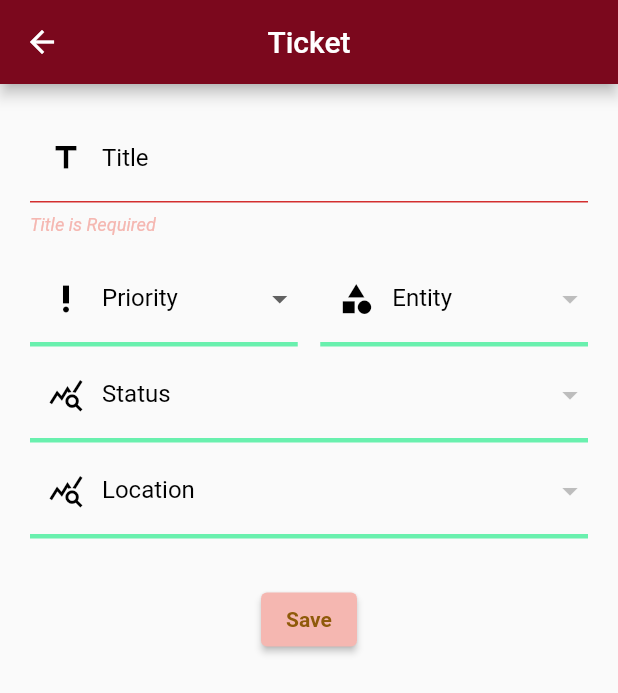
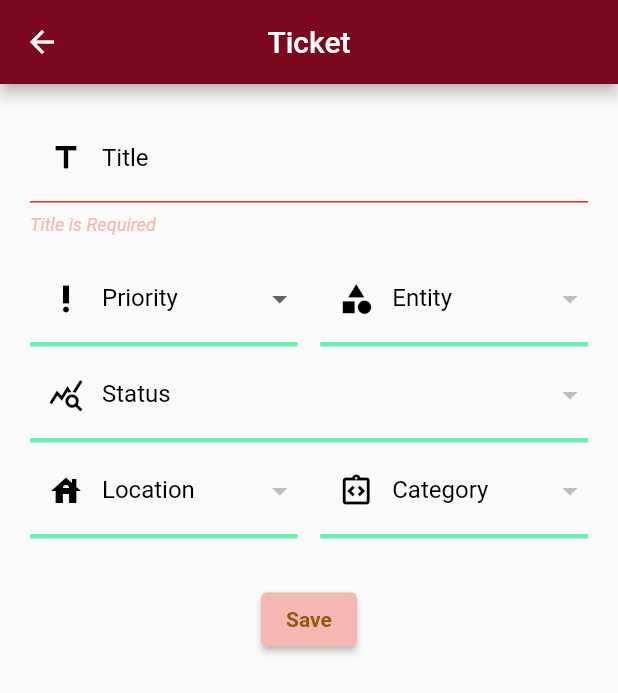
Before and after one commit to itsmng/mobileapp, a Flutter app: the DetailTicket screen opened directly with empty values, after a tap on "Save", on a phone screen of 412 x 824 dp. Shown: the top 693 px of the screen. Run offline on Flutter 3.47's test engine with Material 2 defaults, Android fonts, the phone set to English and light mode, and no system bars; our stand-ins replace charts_flutter, rflutter_alert, shared_preferences; missing offline and left inert: regexed_validator; accounts and stored records are empty; network calls fail.

Commit message:
ITIL category dropdown with coherent data

```diff
--- a/lib/UI/detail_ticket.dart
+++ b/lib/UI/detail_ticket.dart
@@ -6,6 +6,7 @@ import 'package:mobileapp/common/message.dart';
 import 'package:mobileapp/form_fields.dart/button.dart';
 import 'package:mobileapp/form_fields.dart/form_fields_ticket.dart';
 import 'package:mobileapp/models/entity.dart';
+import 'package:mobileapp/models/itil_category.dart';
 import 'package:mobileapp/models/location.dart';
 import 'package:mobileapp/models/special_status.dart';
 import 'package:mobileapp/models/tickets_model.dart';
@@ -42,6 +43,9 @@ class _DetailTicketState extends State<DetailTicket> {
   Map<int, String> listLocations = {};
   late String selectedLocation;
 
+  Map<int, String> listITILCategory = {};
+  late String selectedITILCategory;
+
   Map<int, String> listPriority = {
     1: "Very low",
     2: "Low",
@@ -53,7 +57,7 @@ class _DetailTicketState extends State<DetailTicket> {
   late String selectedPriority;
 
   List<DropdownMenuItem<String>> get dropdownPriority {
-    List<DropdownMenuItem<String>> menuItems = [
+    List<DropdownMenuItem<String>> menuItem = [
       const DropdownMenuItem(value: "Very low", child: Text("Very low")),
       const DropdownMenuItem(value: "Low", child: Text("Low")),
       const DropdownMenuItem(value: "Medium", child: Text("Medium")),
@@ -61,7 +65,7 @@ class _DetailTicketState extends State<DetailTicket> {
       const DropdownMenuItem(value: "Very high", child: Text("Very high")),
       const DropdownMenuItem(value: "Major", child: Text("Major")),
     ];
-    return menuItems;
+    return menuItem;
   }
 
   @override
@@ -71,10 +75,12 @@ class _DetailTicketState extends State<DetailTicket> {
     selectedStatus = widget.ticket.statusValue.toString();
     selectedEntity = widget.ticket.entity.toString();
     selectedLocation = widget.ticket.location.toString();
+    selectedITILCategory = widget.ticket.category.toString();
 
     getAllStatus();
     getAllEntities();
     getAllLocations();
+    getAllITILCategory();
     super.initState();
   }
 
@@ -208,7 +214,35 @@ class _DetailTicketState extends State<DetailTicket> {
                           },
                           decoration: const InputDecoration(
                             labelText: 'Location',
-                            prefixIcon: Icon(Icons.query_stats_sharp,
+                            prefixIcon: Icon(Icons.house, color: Colors.black),
+                            focusColor: Colors.black,
+                            enabledBorder: UnderlineInputBorder(
+                              borderSide: BorderSide(
+                                  width: 3, color: Colors.greenAccent),
+                            ),
+                            labelStyle: TextStyle(color: Colors.black),
+                            errorStyle: TextStyle(
+                                color: Color.fromARGB(255, 245, 183, 177),
+                                fontStyle: FontStyle.italic),
+                          ),
+                        ),
+                      ),
+                      const SizedBox(
+                        width: 15,
+                      ),
+                      Expanded(
+                        child: DropdownButtonFormField(
+                          value: selectedITILCategory,
+                          items: dropdown.dropdownItem(listITILCategory),
+                          onChanged: (String? value) {
+                            setState(() {
+                              selectedITILCategory = value!;
+                            });
+                          },
+                          decoration: const InputDecoration(
+                            labelText: 'Category',
+                            prefixIcon: Icon(
+                                Icons.integration_instructions_outlined,
                                 color: Colors.black),
                             focusColor: Colors.black,
                             enabledBorder: UnderlineInputBorder(
@@ -244,11 +278,17 @@ class _DetailTicketState extends State<DetailTicket> {
                         var locationID = listLocations.keys.where((element) =>
                             listLocations[element] == selectedLocation);
 
+                        var itilCategoryID = listITILCategory.keys.where(
+                            (element) =>
+                                listITILCategory[element] ==
+                                selectedITILCategory);
+
                         updateData["name"] = _titleController.text;
                         updateData["priority"] = priorityID.first;
                         updateData["status"] = statusID.first;
                         updateData["entities_id"] = entityID.first;
                         updateData["locations_id"] = locationID.first;
+                        updateData["itilcategories_id"] = itilCategoryID.first;
 
                         responseAPI = objectTicket.apiMgmt.put(
                             ApiEndpoint.apiUpdateTicket,
@@ -294,7 +334,6 @@ class _DetailTicketState extends State<DetailTicket> {
         listStatus[e.id!] = e.name.toString();
       }
     });
-    print(listStatus);
   }
 
   getAllEntities() async {
@@ -306,7 +345,6 @@ class _DetailTicketState extends State<DetailTicket> {
         listEntities[e.id!] = e.name.toString();
       }
     });
-    print(listEntities);
   }
 
   getAllLocations() async {
@@ -314,10 +352,23 @@ class _DetailTicketState extends State<DetailTicket> {
     final location = Location();
     List<Location> allLocations = await location.getAllLocations();
     setState(() {
+      listLocations[0] = "";
       for (var e in allLocations) {
         listLocations[e.id!] = e.name.toString();
       }
     });
-    print(listLocations);
+  }
+
+  getAllITILCategory() async {
+    // Object of the Special Status class
+    final itilCategory = ITILCategory();
+    List<ITILCategory> allITILCategories =
+        await itilCategory.getAllItilCategories();
+    setState(() {
+      listITILCategory[0] = "";
+      for (var e in allITILCategories) {
+        listITILCategory[e.id!] = e.name.toString();
+      }
+    });
   }
 }
```
